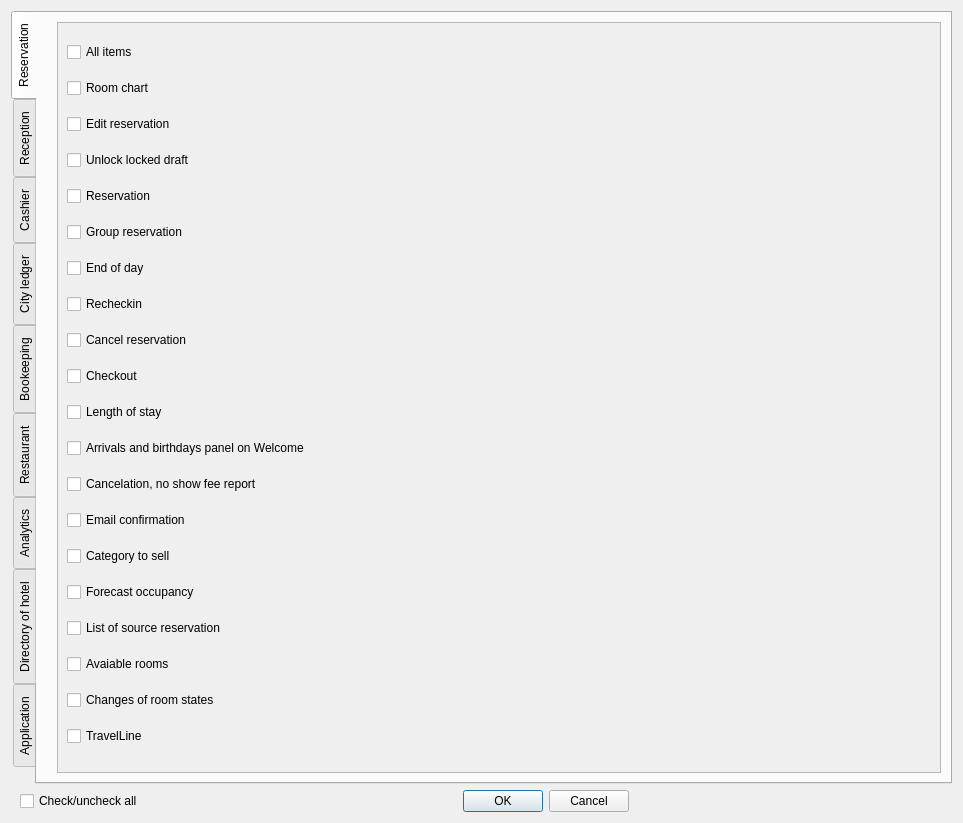
End1-1/Resort, file Resort/dlguserrights.ui: the form before one commit.
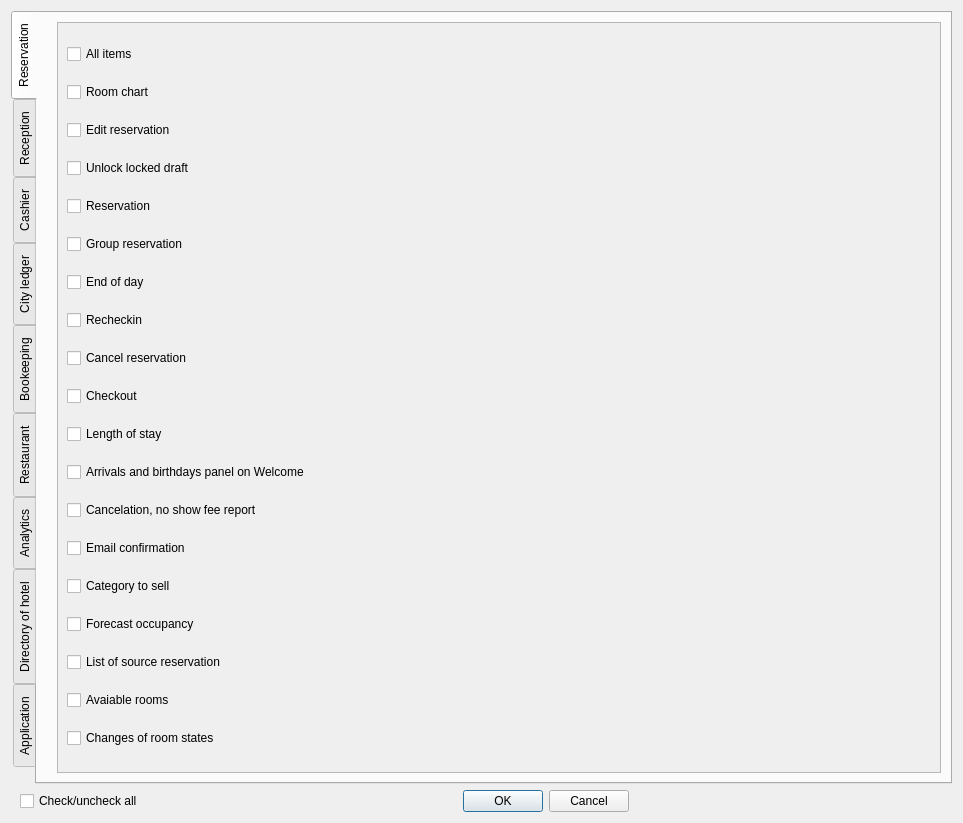
The form after the commit. The open tabs and pages were chosen to show the change. Custom widgets are drawn as their Qt base class.

Diff of the .ui file:
```diff
--- a/Resort/dlguserrights.ui
+++ b/Resort/dlguserrights.ui
@@ -253,16 +253,6 @@
              </property>
             </widget>
            </item>
-           <item>
-            <widget class="EQCheckBox" name="chTravelLine">
-             <property name="text">
-              <string>TravelLine</string>
-             </property>
-             <property name="Tag" stdset="0">
-              <number>151</number>
-             </property>
-            </widget>
-           </item>
           </layout>
          </widget>
         </widget>
```
